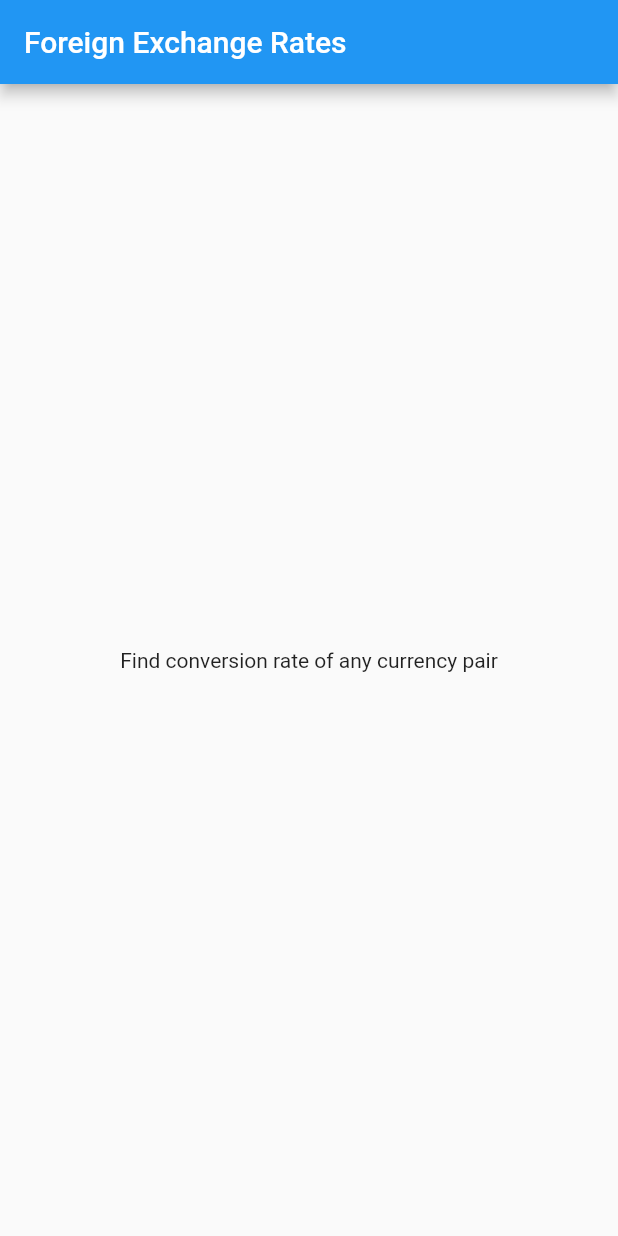
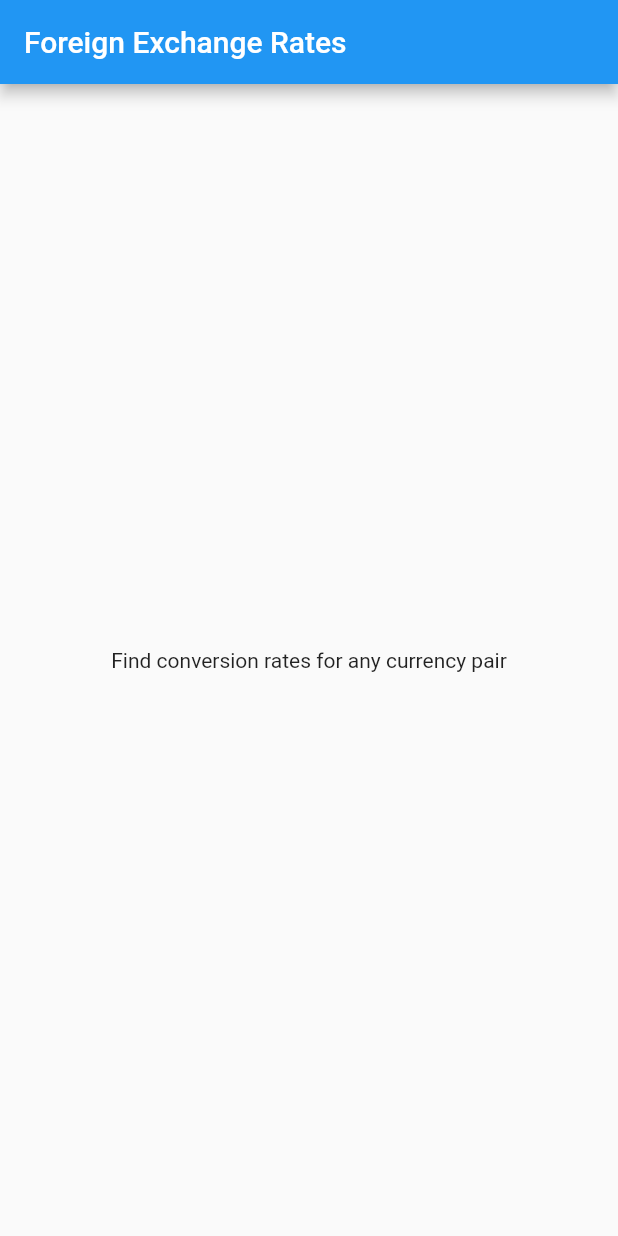
Before and after one commit to tolopsy/forex-rate, a Flutter app: the screen it shows after launch, on a phone screen of 412 x 824 dp. Run offline on Flutter 3.47's test engine with Material 2 defaults, Android fonts, the phone set to English and light mode, and no system bars.

```diff
--- a/lib/main.dart
+++ b/lib/main.dart
@@ -2,7 +2,29 @@ import 'package:flutter/material.dart';
 
 void main() => runApp(MyApp());
 
-class MyApp extends StatelessWidget {
+class MyApp extends StatefulWidget {
+  @override
+  MyAppState createState() => MyAppState();
+}
+
+class MyAppState extends State<MyApp> {
+  @override
+  Widget build(BuildContext context) {
+    return MaterialApp(
+      title: "Forex Rates",
+      home: Scaffold(
+          appBar: AppBar(
+            title: Text("Foreign Exchange Rates"),
+          ),
+          body: Center(
+            child: Text("Find conversion rates for any currency pair"),
+          )),
+    );
+  }
+}
+
+/*
+class MyApp extends StatefulWidget {
   @override
   Widget build(BuildContext context) {
     return MaterialApp(
@@ -17,3 +39,4 @@ class MyApp extends StatelessWidget {
     );
   }
 }
+*/
```
